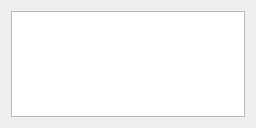
Before: the Qt Designer form GlcdComponent/glcdgui.ui in schuay/qsimavr, drawn with Qt 5.
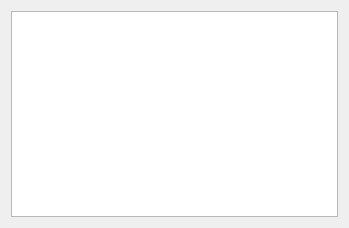
After: the same form once the commit is applied.

Commit message:
Initial glcd gui concept
The GLCD display is scaled by factor of 2.
Changes in the .ui file ensure that the entire area is actually
displayed.

```diff
--- a/GlcdComponent/glcdgui.ui
+++ b/GlcdComponent/glcdgui.ui
@@ -6,14 +6,14 @@
    <rect>
     <x>0</x>
     <y>0</y>
-    <width>256</width>
-    <height>128</height>
+    <width>349</width>
+    <height>228</height>
    </rect>
   </property>
   <property name="windowTitle">
    <string>Form</string>
   </property>
-  <layout class="QHBoxLayout" name="horizontalLayout">
+  <layout class="QVBoxLayout" name="verticalLayout">
    <item>
     <widget class="QGraphicsView" name="graphicsView"/>
    </item>
```
Left out of the diff: 2 changed lines with no effect on the pictures. The commit also changes 4 other files.
